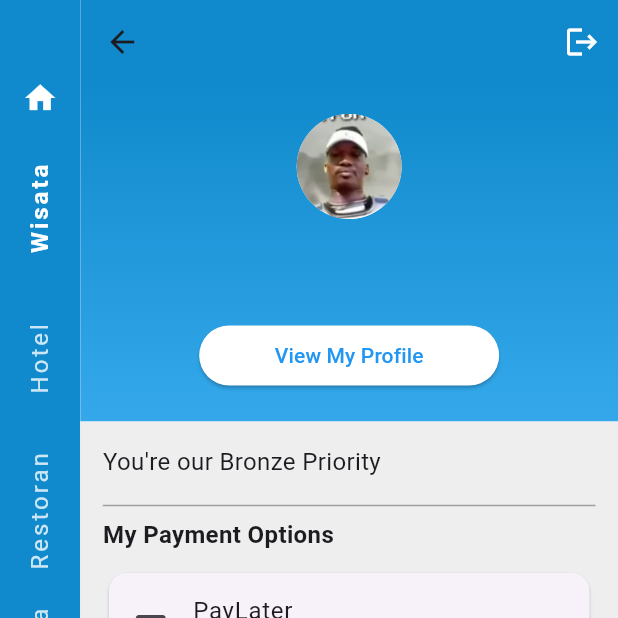
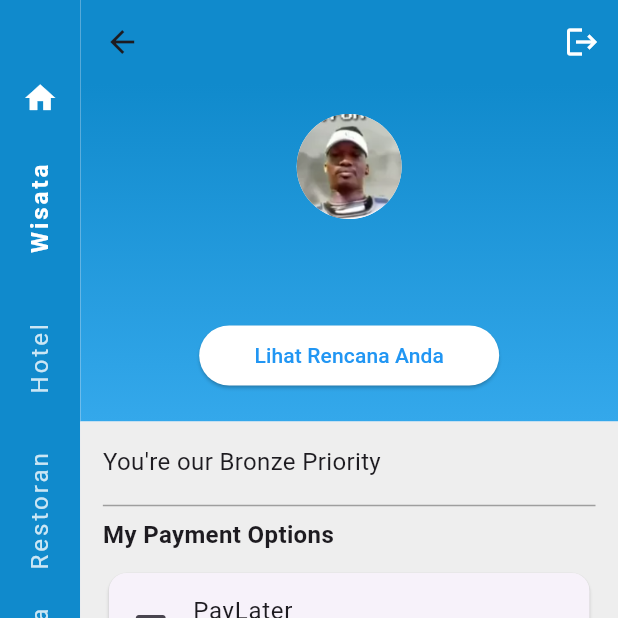
Before and after one commit to FallenTeen/MaxTrip, a Flutter app: the screen it shows once a user with an empty profile is signed in, on a phone screen of 412 x 824 dp, the top half of it. Run offline on Flutter 3.47's test engine with Material 3 defaults, Android fonts, the phone set to English and light mode, and no system bars; our stand-ins replace firebase_auth, firebase_core, flutter_rating_bar, google_sign_in; accounts and stored records are empty.

Commit message:
benerin view

```diff
--- a/lib/screens/profile_screen.dart
+++ b/lib/screens/profile_screen.dart
@@ -74,7 +74,7 @@ class DashboardProfile extends StatelessWidget {
                                 RencanaScreen()), // Ganti dengan ProfileScreen
                       );
                     },
-                    child: Text("View My Profile"),
+                    child: Text("Lihat Rencana Anda"),
                     style: ElevatedButton.styleFrom(
                       minimumSize:
                           Size(200, 40), // Set the width and height here
```
